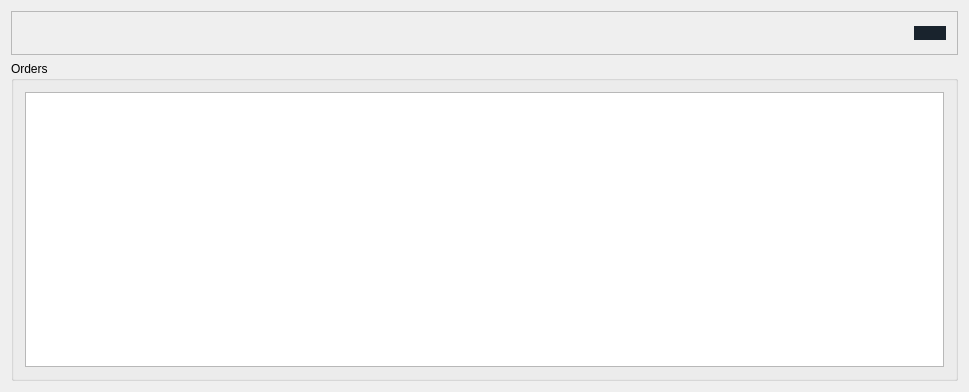
Before: the Qt Designer form mainwindow.ui in 0x000N3X4N/HomeApplianceService, drawn with Qt 5.
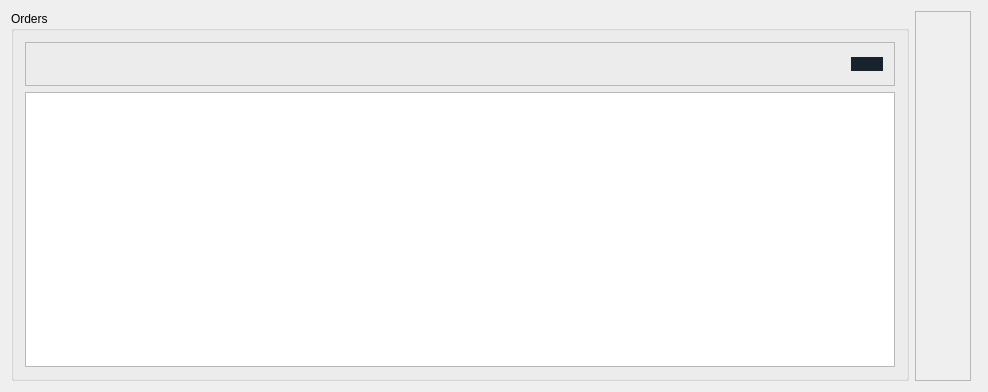
After: the same form once the commit is applied. Icons and pictures are not drawn.

Commit message: added: part functionality for employees, redesign MainWindow

Diff of the .ui file:
```diff
--- a/mainwindow.ui
+++ b/mainwindow.ui
@@ -6,7 +6,7 @@
    <rect>
     <x>0</x>
     <y>0</y>
-    <width>969</width>
+    <width>988</width>
     <height>392</height>
    </rect>
   </property>
@@ -29,8 +29,17 @@
    <property name="layoutDirection">
     <enum>Qt::LeftToRight</enum>
    </property>
-   <layout class="QGridLayout" name="gridLayout">
-    <item row="0" column="1">
+   <layout class="QHBoxLayout" name="horizontalLayout">
+    <item>
+     <layout class="QVBoxLayout" name="verticalLayout_3"/>
+    </item>
+    <item>
+     <widget class="QGroupBox" name="order_gBox">
+      <property name="title">
+       <string>Orders</string>
+      </property>
+      <layout class="QVBoxLayout" name="verticalLayout">
+       <item>
      <widget class="QFrame" name="button_bar_frame">
       <property name="frameShape">
        <enum>QFrame::StyledPanel</enum>
@@ -42,7 +51,7 @@
        <item>
         <layout class="QHBoxLayout" name="horizontalLayout_2">
          <item>
-          <widget class="QPushButton" name="add_order_btn">
+             <widget class="QPushButton" name="employees_btn">
            <property name="styleSheet">
             <string notr="true">border-radius: 20px;
 border-width: 3px;</string>
@@ -171,21 +180,55 @@
       </layout>
      </widget>
     </item>
-    <item row="1" column="0">
-     <layout class="QVBoxLayout" name="verticalLayout_3"/>
-    </item>
-    <item row="2" column="1">
-     <widget class="QGroupBox" name="order_gBox">
-      <property name="title">
-       <string>Orders</string>
-      </property>
-      <layout class="QVBoxLayout" name="verticalLayout">
        <item>
         <widget class="QTableView" name="tb_orders"/>
        </item>
       </layout>
      </widget>
     </item>
+    <item>
+     <widget class="QFrame" name="frame_2">
+      <property name="frameShape">
+       <enum>QFrame::StyledPanel</enum>
+      </property>
+      <property name="frameShadow">
+       <enum>QFrame::Raised</enum>
+      </property>
+      <layout class="QVBoxLayout" name="verticalLayout_4">
+       <item>
+        <widget class="QPushButton" name="add_order_btn">
+         <property name="styleSheet">
+          <string notr="true">border-radius: 20px;
+border-width: 3px;</string>
+         </property>
+         <property name="text">
+          <string/>
+         </property>
+         <property name="icon">
+          <iconset resource="res.qrc">
+           <normaloff>:/resources/img/add_btn_icon.png</normaloff>:/resources/img/add_btn_icon.png</iconset>
+         </property>
+         <property name="iconSize">
+          <size>
+           <width>64</width>
+           <height>64</height>
+          </size>
+         </property>
+        </widget>
+       </item>
+      </layout>
+     </widget>
+    </item>
+    <item>
+     <widget class="QFrame" name="frame">
+      <property name="frameShape">
+       <enum>QFrame::StyledPanel</enum>
+      </property>
+      <property name="frameShadow">
+       <enum>QFrame::Raised</enum>
+      </property>
+     </widget>
+    </item>
    </layout>
   </widget>
  </widget>
```
Left out of the diff: 6 changed lines with no effect on the pictures. Lines whose indentation alone changed are shown as unchanged. The commit also changes 22 other files.
